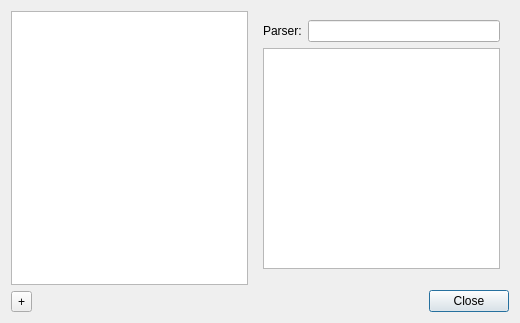
First picture: the form in src/logformatdialog.ui, repository agateau/lovi, before the edit.
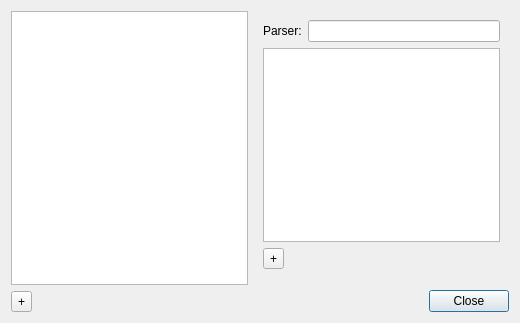
Second picture: the form after the edit. Icons and pictures are not drawn. Custom widgets are drawn as their Qt base class.

Commit message: Add "Add highlight" button

Diff of the .ui file:
```diff
--- a/src/logformatdialog.ui
+++ b/src/logformatdialog.ui
@@ -85,6 +85,30 @@
        <widget class="QLineEdit" name="parserLineEdit"/>
       </item>
       <item row="2" column="0" colspan="2">
+       <layout class="QHBoxLayout" name="horizontalLayout">
+        <item>
+         <widget class="QToolButton" name="addHighlightButton">
+          <property name="text">
+           <string>+</string>
+          </property>
+         </widget>
+        </item>
+        <item>
+         <spacer name="horizontalSpacer_2">
+          <property name="orientation">
+           <enum>Qt::Horizontal</enum>
+          </property>
+          <property name="sizeHint" stdset="0">
+           <size>
+            <width>40</width>
+            <height>20</height>
+           </size>
+          </property>
+         </spacer>
+        </item>
+       </layout>
+      </item>
+      <item row="3" column="0" colspan="2">
        <widget class="HighlightWidget" name="highlightWidget" native="true"/>
       </item>
      </layout>
```
Left out of the diff: 10 changed lines with no effect on the pictures. The commit also changes 5 other files.
